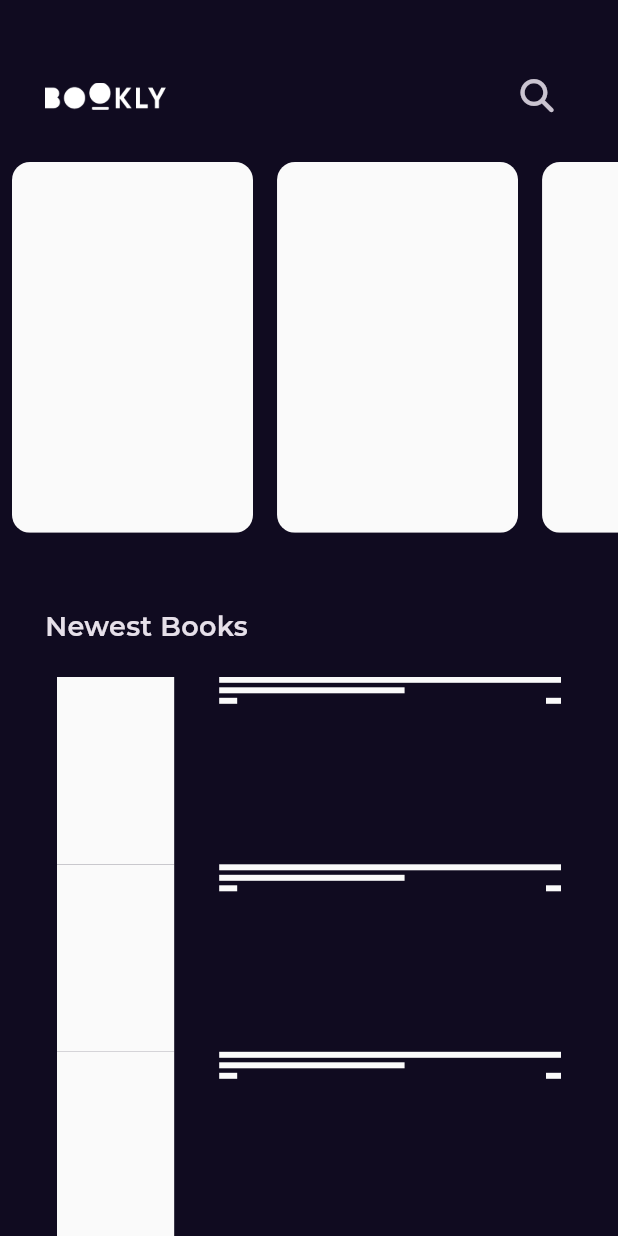
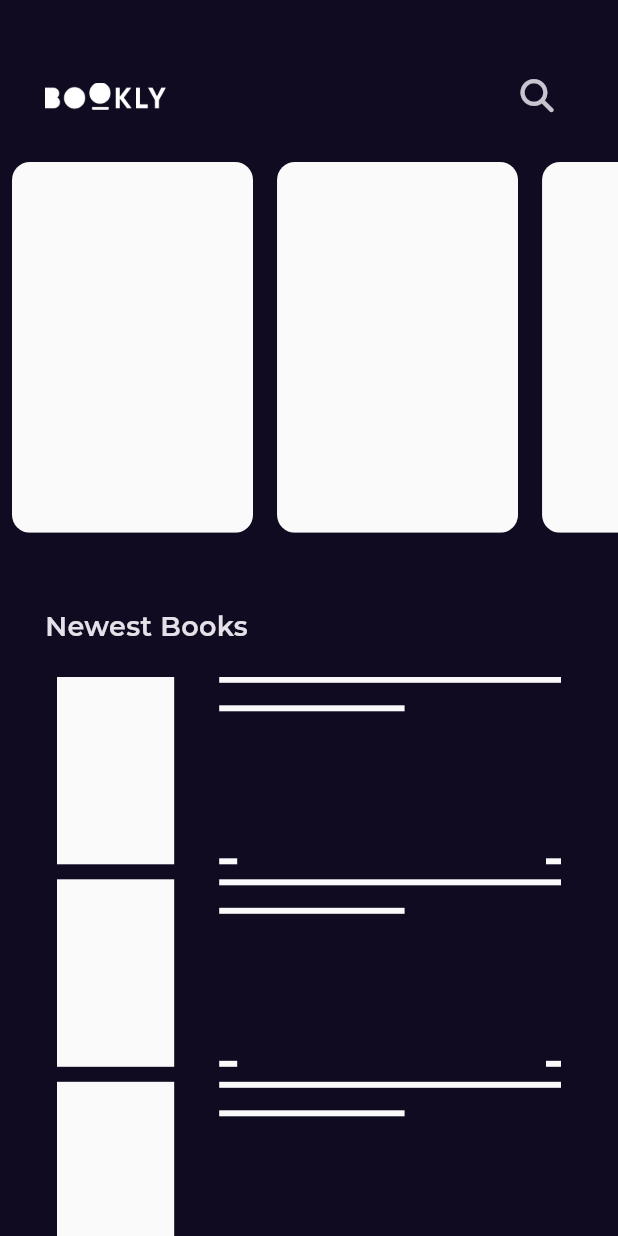
Before and after one commit to mahmoudsaad1994-coder/bookly-app-with-clean-architecture, a Flutter app: the screen it shows after launch, on a phone screen of 412 x 824 dp. Run offline on Flutter 3.47's test engine with Material 3 defaults, Android fonts, the phone set to English and light mode, and no system bars; our stand-ins replace cached_network_image, dartz, dio, flutter_bloc, fluttertoast, font_awesome_flutter and 5 more; accounts and stored records are empty; network calls fail.

Commit message:
edit newest loading indicator

```diff
--- a/lib/Features/home/presentation/views/widgets/newest_books_widgets/newest_books_image_loading_indicator.dart
+++ b/lib/Features/home/presentation/views/widgets/newest_books_widgets/newest_books_image_loading_indicator.dart
@@ -28,16 +28,14 @@ class BookLoadingListViewItem extends StatelessWidget {
                   color: Colors.grey[50],
                 ),
                 const SizedBox(
-                  height: 3,
+                  height: 15,
                 ),
                 Container(
                   width: MediaQuery.of(context).size.width * .3,
                   height: 4,
                   color: Colors.grey[50],
                 ),
-                const SizedBox(
-                  height: 3,
-                ),
+                const Spacer(),
                 Row(
                   children: [
                     Container(
--- a/lib/Features/home/presentation/views/widgets/newest_books_widgets/newest_books_loading_indicator.dart
+++ b/lib/Features/home/presentation/views/widgets/newest_books_widgets/newest_books_loading_indicator.dart
@@ -9,9 +9,10 @@ class NewestBooksListViewLoadingIndicator extends StatelessWidget {
   @override
   Widget build(BuildContext context) {
     return CustomFadingWidget(
-      child: ListView.builder(
+      child: ListView.separated(
         itemCount: 15,
         physics: const NeverScrollableScrollPhysics(),
+        separatorBuilder: (context, index) => const SizedBox(height: 10),
         itemBuilder: (context, index) {
           return const Padding(
             padding: EdgeInsets.symmetric(horizontal: 8),
```
